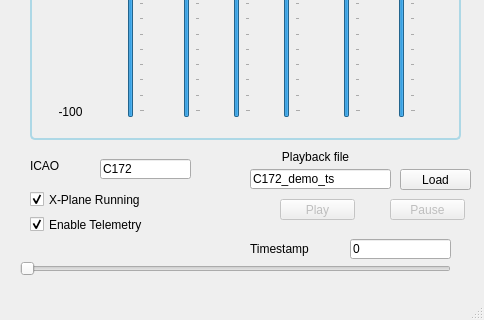
First picture: the form in sims/plugins/spoof_xplane/spoof_xplane.ui, repository michaelmargolis/SimOpConsole, before the edit; both pictures show x 0 to 484 and y 291 to 611 of the 484 by 611 pixel window.
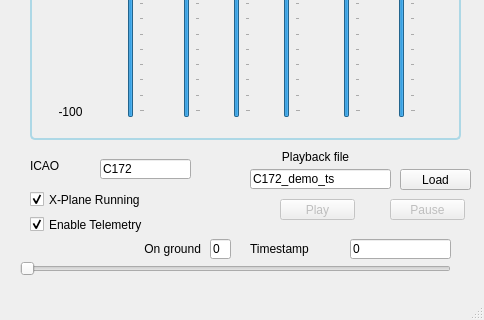
Second picture: the form after the edit.

Commit message: Code and csv now support flag indicating when aircraft is on the ground

Patch:
```diff
--- a/sims/plugins/spoof_xplane/spoof_xplane.ui
+++ b/sims/plugins/spoof_xplane/spoof_xplane.ui
@@ -567,6 +567,35 @@
      <string>Pause</string>
     </property>
    </widget>
+   <widget class="QLineEdit" name="txt_on_ground">
+    <property name="geometry">
+     <rect>
+      <x>210</x>
+      <y>530</y>
+      <width>21</width>
+      <height>20</height>
+     </rect>
+    </property>
+    <property name="text">
+     <string>0</string>
+    </property>
+   </widget>
+   <widget class="QLabel" name="label_14">
+    <property name="geometry">
+     <rect>
+      <x>110</x>
+      <y>530</y>
+      <width>91</width>
+      <height>20</height>
+     </rect>
+    </property>
+    <property name="text">
+     <string>On ground</string>
+    </property>
+    <property name="alignment">
+     <set>Qt::AlignRight|Qt::AlignTrailing|Qt::AlignVCenter</set>
+    </property>
+   </widget>
   </widget>
   <widget class="QMenuBar" name="menubar">
    <property name="geometry">
```
The commit also changes 2 other files.
